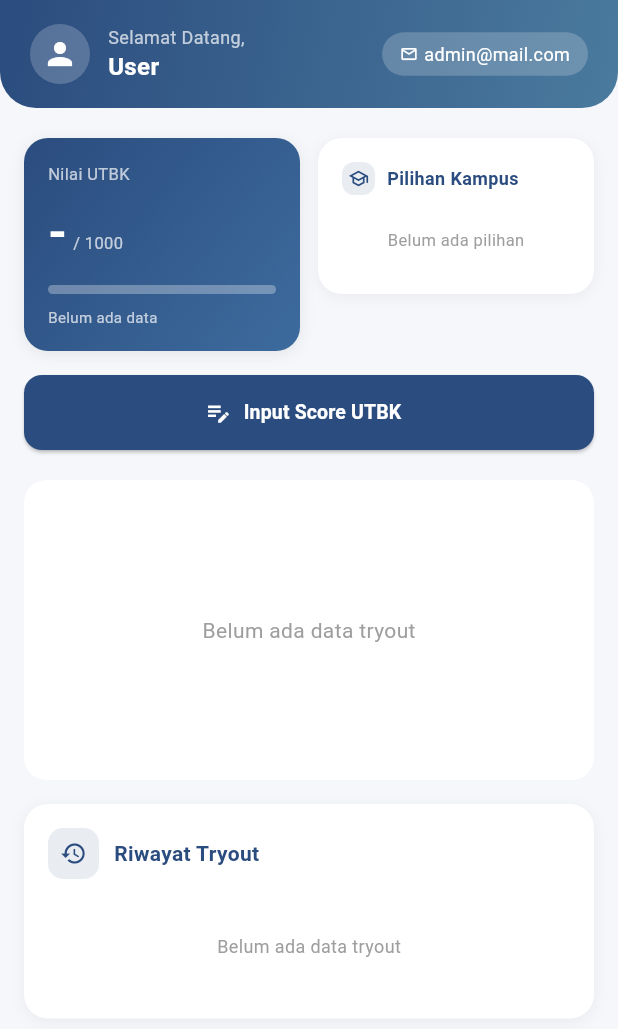
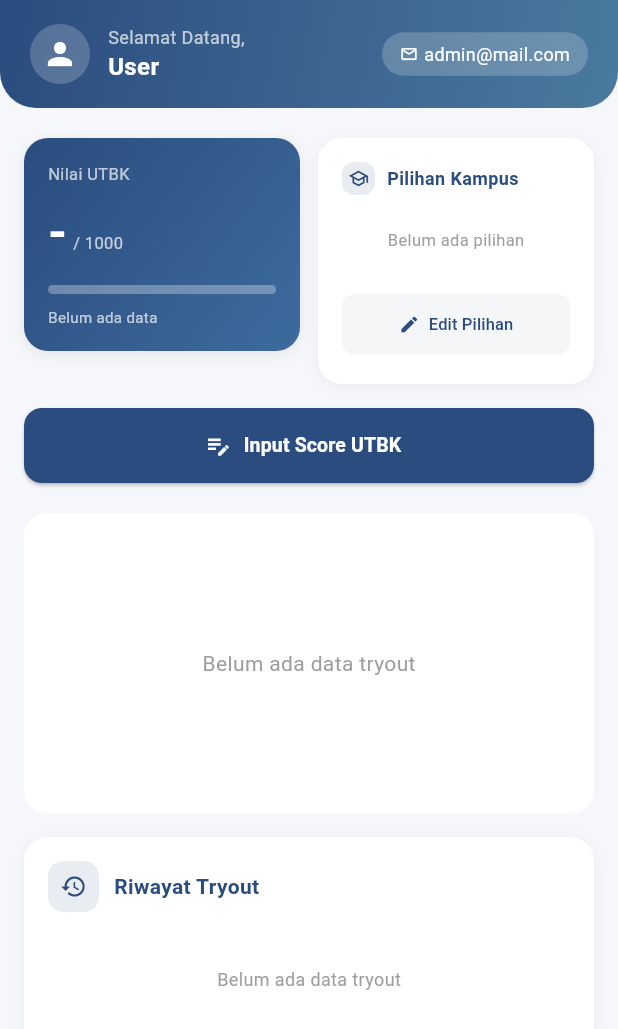
Before and after one commit to nfharrblqs/utbktracker, a Flutter app: the DashboardScreen screen opened directly, on a phone screen of 412 x 824 dp. Shown: the top 1029 px of the screen. Run offline on Flutter 3.47's test engine with Material 3 defaults, Android fonts, the phone set to English and light mode, and no system bars; our stand-ins replace fl_chart, sqflite, sqflite_common_ffi; accounts and stored records are empty.

Commit message:
secondary  ui update

```diff
--- a/lib/screens/dashboardscreen.dart
+++ b/lib/screens/dashboardscreen.dart
@@ -281,9 +281,11 @@ class _DashboardScreenState extends State<DashboardScreen> {
                 padding: const EdgeInsets.symmetric(horizontal: 16),
                 child: Column(
                   children: [
+
                     Row(
                       crossAxisAlignment: CrossAxisAlignment.start,
                       children: [
+
                         Expanded(
                           child: Container(
                             padding: const EdgeInsets.all(16),
@@ -372,6 +374,7 @@ class _DashboardScreenState extends State<DashboardScreen> {
                         ),
                         const SizedBox(width: 12),
 
+
                         Expanded(
                           child: Container(
                             padding: const EdgeInsets.all(16),
@@ -406,49 +409,18 @@ class _DashboardScreenState extends State<DashboardScreen> {
                                       ),
                                     ),
                                     const SizedBox(width: 8),
-                                    const Expanded(
-                                      child: Text(
-                                        'Pilihan Kampus',
-                                        style: TextStyle(
-                                          fontWeight: FontWeight.w600,
-                                          fontSize: 12,
-                                          color: Color(0xFF2B4C7E),
-                                        ),
+                                    const Text(
+                                      'Pilihan Kampus',
+                                      style: TextStyle(
+                                        fontWeight: FontWeight.w600,
+                                        fontSize: 12,
+                                        color: Color(0xFF2B4C7E),
                                       ),
                                     ),
-                                    if (_userPilihan.isNotEmpty)
-                                      TextButton.icon(
-                                        onPressed: () async {
-                                          final result = await Navigator.push(
-                                            context,
-                                            MaterialPageRoute(
-                                              builder:
-                                                  (context) => StatistikScreen(
-                                                    userId: currentUserId,
-                                                  ),
-                                            ),
-                                          );
-                                          if (result == true)
-                                            _loadUserPilihan();
-                                        },
-                                        icon: const Icon(Icons.edit, size: 12),
-                                        label: const Text(
-                                          'Edit',
-                                          style: TextStyle(fontSize: 10),
-                                        ),
-                                        style: TextButton.styleFrom(
-                                          padding: const EdgeInsets.symmetric(
-                                            horizontal: 4,
-                                            vertical: 2,
-                                          ),
-                                          minimumSize: Size.zero,
-                                          tapTargetSize:
-                                              MaterialTapTargetSize.shrinkWrap,
-                                        ),
-                                      ),
                                   ],
                                 ),
                                 const SizedBox(height: 10),
+
                                 if (_isLoading)
                                   const Center(
                                     child: Padding(
@@ -507,6 +479,57 @@ class _DashboardScreenState extends State<DashboardScreen> {
                                       ),
                                     );
                                   }),
+
+                                const SizedBox(height: 12),
+
+                                SizedBox(
+                                  width: double.infinity,
+                                  child: TextButton(
+                                    onPressed: () async {
+                                      final result = await Navigator.push(
+                                        context,
+                                        MaterialPageRoute(
+                                          builder:
+                                              (context) => StatistikScreen(
+                                                userId: currentUserId,
+                                              ),
+                                        ),
+                                      );
+                                      if (result == true) _loadUserPilihan();
+                                    },
+                                    style: TextButton.styleFrom(
+                                      padding: const EdgeInsets.symmetric(
+                                        vertical: 8,
+                                      ),
+                                      backgroundColor: const Color(
+                                        0xFF2B4C7E,
+                                      ).withOpacity(0.05),
+                                      shape: RoundedRectangleBorder(
+                                        borderRadius: BorderRadius.circular(8),
+                                      ),
+                                    ),
+                                    child: const Row(
+                                      mainAxisAlignment:
+                                          MainAxisAlignment.center,
+                                      children: [
+                                        Icon(
+                                          Icons.edit,
+                                          size: 14,
+                                          color: Color(0xFF2B4C7E),
+                                        ),
+                                        SizedBox(width: 6),
+                                        Text(
+                                          'Edit Pilihan',
+                                          style: TextStyle(
+                                            fontSize: 11,
+                                            fontWeight: FontWeight.w500,
+                                            color: Color(0xFF2B4C7E),
+                                          ),
+                                        ),
+                                      ],
+                                    ),
+                                  ),
+                                ),
                               ],
                             ),
                           ),
@@ -654,7 +677,8 @@ class _DashboardScreenState extends State<DashboardScreen> {
                                                     width: 36,
                                                     height: 36,
                                                     decoration: BoxDecoration(
-                                                      color: Colors.blue.withOpacity(0.1),
+                                                      color: Colors.blue
+                                                          .withOpacity(0.1),
                                                       borderRadius:
                                                           BorderRadius.circular(
                                                             10,
@@ -667,7 +691,7 @@ class _DashboardScreenState extends State<DashboardScreen> {
                                                           fontWeight:
                                                               FontWeight.bold,
                                                           fontSize: 14,
-                                                          color: Colors.black
+                                                          color: Colors.black,
                                                         ),
                                                       ),
                                                     ),
@@ -725,7 +749,7 @@ class _DashboardScreenState extends State<DashboardScreen> {
                                                         fontWeight:
                                                             FontWeight.bold,
                                                         fontSize: 14,
-                                                        color: Colors.black
+                                                        color: Colors.black,
                                                       ),
                                                     ),
                                                   ),
```
